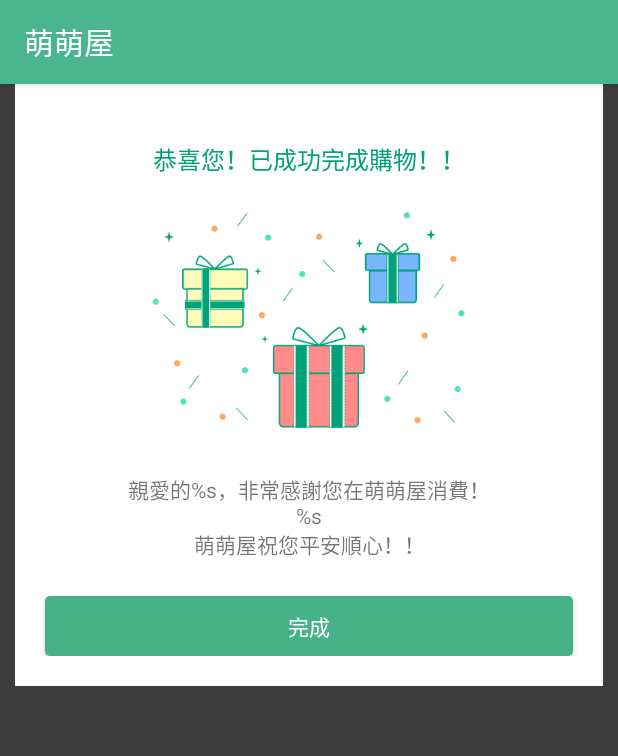
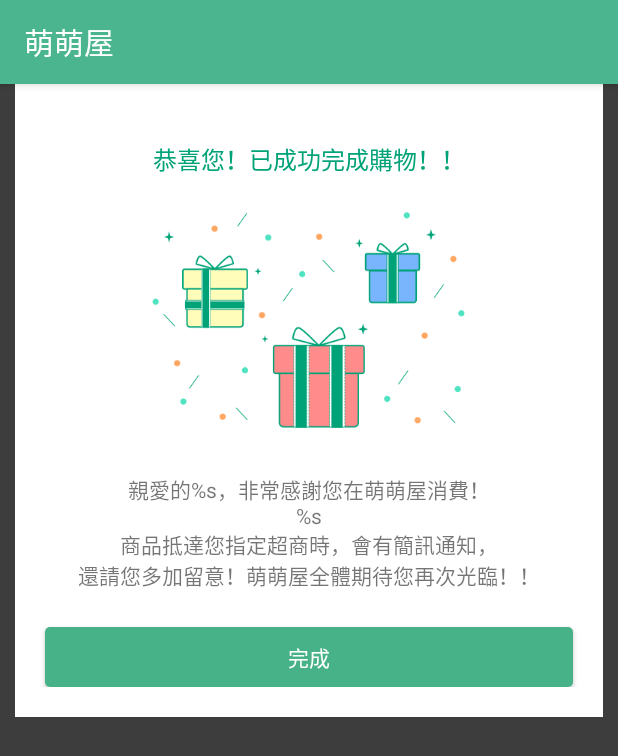
Before and after one commit to kosbrother/AndroidMongMong, an Android app: the fragment PurchaseFragment4 shown on its own in the app's theme, on a phone screen of 412 x 824 dp. Shown: the top 756 px of the screen. Run offline under Robolectric (Android 15) with nearby library versions, the phone set to English and light mode, and no system bars; 2 statements that could not run were skipped.

Commit message:
Modify thank you message

```diff
--- a/app/src/main/java/com/kosbrother/mongmongwoo/fragments/PurchaseFragment4.java
+++ b/app/src/main/java/com/kosbrother/mongmongwoo/fragments/PurchaseFragment4.java
@@ -17,12 +17,13 @@ public class PurchaseFragment4 extends Fragment implements View.OnClickListener
     public static final String ARG_SHIPPING_NAME = "ARG_SHIPPING_NAME";
 
     private static final String HINT_MESSAGE_LOGIN = "您可以在「我的訂單」掌握商品的最新動向。";
-    private static final String HINT_MESSAGE_NOT_LOGIN = "此次的購物明細已寄至您的信箱，煩請確認。";
+    private static final String HINT_MESSAGE_NOT_LOGIN = "此次購物明細已寄至您的信箱，";
 
     private String thankYouMessage =
             "親愛的%s，非常感謝您在萌萌屋消費！" + "\n"
                     + "%s" + "\n"
-                    + "萌萌屋祝您平安順心！！";
+                    + "商品抵達您指定超商時，會有簡訊通知，" + "\n"
+                    + "還請您多加留意！萌萌屋全體期待您再次光臨！！";
 
     public static Fragment newInstance(String shippingName) {
         PurchaseFragment4 fragment = new PurchaseFragment4();
--- a/app/src/main/res/layout/fragment_purchase4.xml
+++ b/app/src/main/res/layout/fragment_purchase4.xml
@@ -32,13 +32,16 @@
 
         <TextView
             android:id="@+id/thank_you_tv"
-            android:layout_width="wrap_content"
+            android:layout_width="match_parent"
             android:layout_height="wrap_content"
             android:layout_centerHorizontal="true"
+            android:layout_marginLeft="16dp"
+            android:layout_marginRight="16dp"
             android:layout_marginTop="260dp"
             android:gravity="center_horizontal"
             android:textSize="14sp"
-            tools:text="親愛的XX\n你可以在\n萌萌屋祝您平安順心！！" />
+            tools:text="親愛的%s，非常感謝您在萌萌屋消費！\n此次購物明細已寄至您的信箱，
+商品抵達您指定超商時，會有簡訊通知，\n還請您稍加留意！萌萌屋全體期待您再次光臨！！" />
 
         <Button
             android:id="@+id/finish_btn"
```
